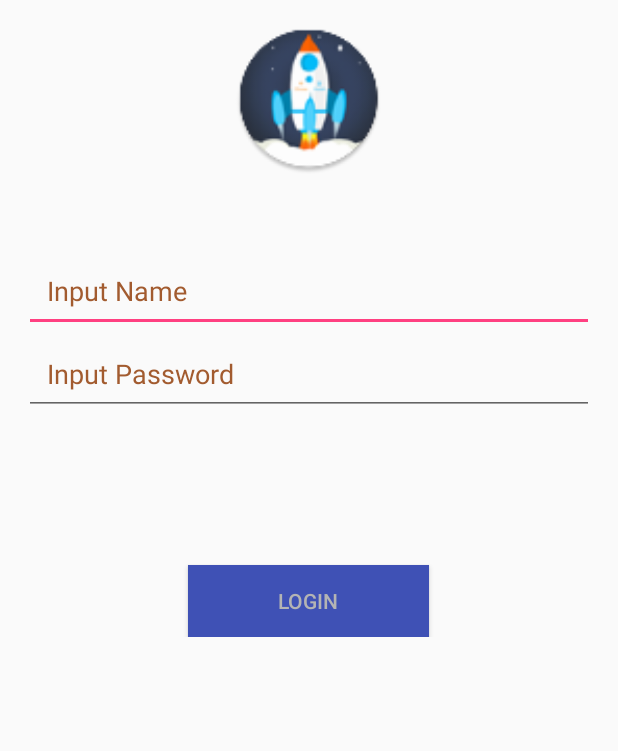
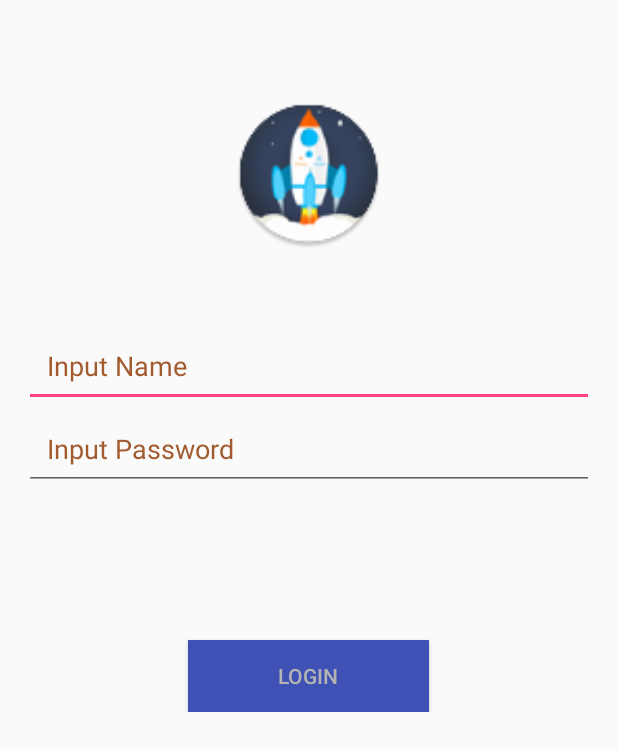
Before and after one commit to amosbake/LearnDagger, an Android app: the layout activity_login.xml on its own in the app's theme, with its tools: preview values and no code run, on a phone screen of 412 x 824 dp. Shown: the top 751 px of the screen. Run offline under Robolectric (Android 15) with nearby library versions, the phone set to English and light mode, and no system bars.

Commit message:
加入Retrofit 网络连接

```diff
--- a/app/build.gradle
+++ b/app/build.gradle
@@ -26,10 +26,13 @@ dependencies {
     compile fileTree(dir: 'libs', include: ['*.jar'])
     testCompile 'junit:junit:4.12'
     compile 'com.android.support:appcompat-v7:23.1.1'
+    //图片加载相关
+    compile 'com.squareup.picasso:picasso:2.5.2'
     //网络相关
     compile 'com.squareup.retrofit:retrofit:2.0.0-beta2'
     compile 'com.squareup.retrofit:converter-gson:2.0.0-beta2'
     compile 'com.squareup.okhttp:logging-interceptor:2.6.0'
+    compile 'com.squareup.retrofit:adapter-rxjava:2.0.0-beta2'
     //rx相关
     compile 'com.jakewharton:butterknife:7.0.1'
     compile 'io.reactivex:rxjava:1.1.0'
--- a/app/src/main/AndroidManifest.xml
+++ b/app/src/main/AndroidManifest.xml
@@ -2,7 +2,7 @@
 <manifest
     package="com.lexing.learndagger"
     xmlns:android="http://schemas.android.com/apk/res/android">
-
+    <uses-permission android:name="android.permission.INTERNET"/>
     <application
         android:name=".App"
         android:allowBackup="true"
--- a/app/src/main/java/com/lexing/learndagger/adapter/RestApiAdapter.java
+++ b/app/src/main/java/com/lexing/learndagger/adapter/RestApiAdapter.java
@@ -11,6 +11,7 @@ import java.util.concurrent.TimeUnit;
 
 import retrofit.GsonConverterFactory;
 import retrofit.Retrofit;
+import retrofit.RxJavaCallAdapterFactory;
 
 /**
  * Author: mopel(amosbake@outlook.com)
@@ -23,7 +24,7 @@ public class RestApiAdapter {
 
     static {
         HttpLoggingInterceptor loggingInterceptor = new HttpLoggingInterceptor();
-        loggingInterceptor.setLevel(HttpLoggingInterceptor.Level.BODY);
+        loggingInterceptor.setLevel(HttpLoggingInterceptor.Level.BASIC);
         httpClient.setConnectTimeout(Constants.CONNECT_TIME_OUT, TimeUnit.SECONDS);
         httpClient.interceptors().add(loggingInterceptor);
     }
@@ -35,7 +36,8 @@ public class RestApiAdapter {
     private static Retrofit.Builder builder =
             new Retrofit.Builder()
                     .baseUrl(API_BASE_URL)
-                    .addConverterFactory(GsonConverterFactory.create(gson));
+                    .addConverterFactory(GsonConverterFactory.create(gson))
+                    .addCallAdapterFactory(RxJavaCallAdapterFactory.create());
 
     private static <S> S createService(Class<S> serviceClass) {
         Retrofit retrofit = builder.client(httpClient).build();
--- a/app/src/main/java/com/lexing/learndagger/api/GitHubApi.java
+++ b/app/src/main/java/com/lexing/learndagger/api/GitHubApi.java
@@ -13,5 +13,5 @@ import rx.Observable;
  */
 public interface GitHubApi {
     @GET("/users/{user}")
-  Observable<GitUser> fetchUserInfo(@Path("user") String loginName);
+    Observable<GitUser> fetchUserInfo(@Path("user") String loginName);
 }
--- a/app/src/main/java/com/lexing/learndagger/module/LoginModule.java
+++ b/app/src/main/java/com/lexing/learndagger/module/LoginModule.java
@@ -1,5 +1,6 @@
 package com.lexing.learndagger.module;
 
+import com.lexing.learndagger.domain.GitManager;
 import com.lexing.learndagger.domain.UserDataManager;
 import com.lexing.learndagger.ui.ActivityScope;
 import com.lexing.learndagger.ui.present.LoginPresenter;
@@ -23,7 +24,7 @@ public class LoginModule {
     }
 
     @Provides
-    LoginPresenter provideLoginActivityPresenter(UserDataManager manager) {
-        return new LoginPresenterImpl(mLoginView, manager);
+    LoginPresenter provideLoginActivityPresenter(UserDataManager manager,GitManager gitManager) {
+        return new LoginPresenterImpl(mLoginView, manager,gitManager);
     }
 }
--- a/app/src/main/java/com/lexing/learndagger/ui/present/LoginPresenter.java
+++ b/app/src/main/java/com/lexing/learndagger/ui/present/LoginPresenter.java
@@ -10,4 +10,5 @@ public interface LoginPresenter {
     void setPassWord(CharSequence passWord);
     void checkButtonStatu();
     void onLoginClick();
+    void loginGithub();
 }
--- a/app/src/main/java/com/lexing/learndagger/ui/present/LoginView.java
+++ b/app/src/main/java/com/lexing/learndagger/ui/present/LoginView.java
@@ -13,4 +13,6 @@ public interface LoginView {
     void hideProgress();
 
     void showToast(String msg);
+
+    void showInfo(String nickName,String url);
 }
--- a/app/src/main/res/layout/activity_login.xml
+++ b/app/src/main/res/layout/activity_login.xml
@@ -14,8 +14,11 @@
     tools:context=".ui.activity.LoginActivity">
 
     <ImageView
+        android:id="@+id/avator"
         android:layout_width="100dp"
         android:layout_height="100dp"
+        android:layout_marginBottom="50dp"
+        android:layout_marginTop="50dp"
         android:src="@mipmap/ic_launcher"/>
 
     <LinearLayout
@@ -29,7 +32,7 @@
             android:id="@+id/etName"
             android:layout_width="match_parent"
             android:layout_height="wrap_content"
-            android:layout_marginTop="50dp"
+
             android:hint="Input Name"
             android:padding="15dp"
             android:singleLine="true"
@@ -55,6 +58,29 @@
             android:text="Login"
             android:textColor="@color/btn_text"/>
     </LinearLayout>
+    <LinearLayout
+        android:id="@+id/infoLayout"
+        android:layout_width="match_parent"
+        android:layout_height="wrap_content"
+        android:orientation="vertical"
+        android:visibility="gone">
+        <TextView
+            android:layout_width="match_parent"
+            android:layout_height="wrap_content"
+            android:textStyle="bold"
+            android:textSize="30dp"
+            android:textColor="@android:color/holo_red_light"
+            android:gravity="center"
+            android:text="Welcome"/>
+        <TextView
+            android:id="@+id/gitNickName"
+            android:layout_width="match_parent"
+            android:layout_height="wrap_content"
+            android:layout_marginTop="10dp"
+            android:textStyle="bold"
+            android:textSize="30dp"
+            android:gravity="center"/>
+    </LinearLayout>
     <ProgressBar
         android:id="@+id/loadProgress"
         android:layout_width="80dp"
```
Also changed, not shown: app/src/main/java/com/lexing/learndagger/ui/activity/LoginActivity.java (+29 -1 lines), app/src/main/java/com/lexing/learndagger/ui/present/LoginPresenterImpl.java (+26 -2 lines).
